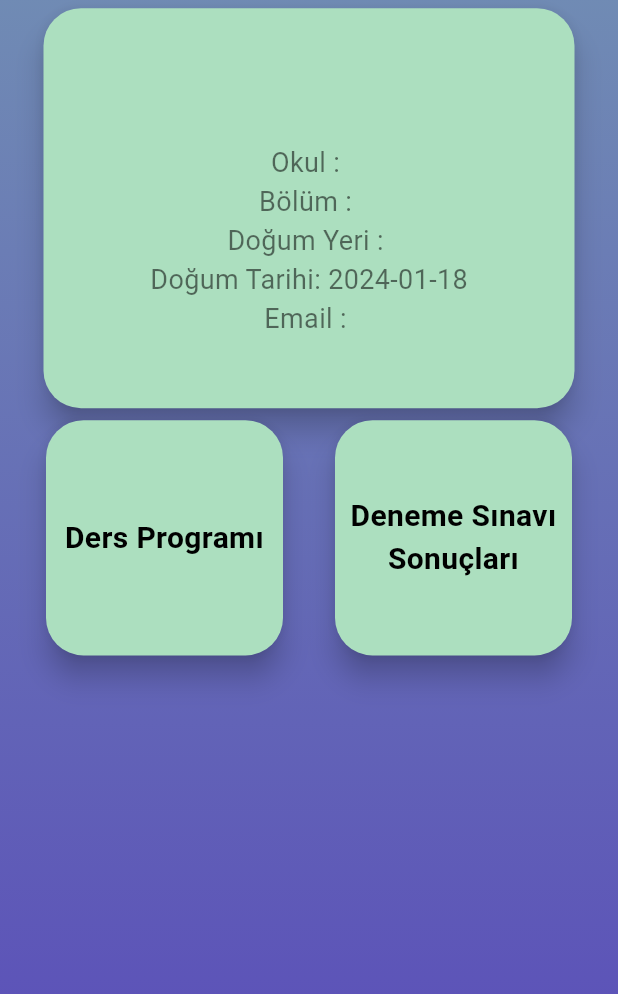
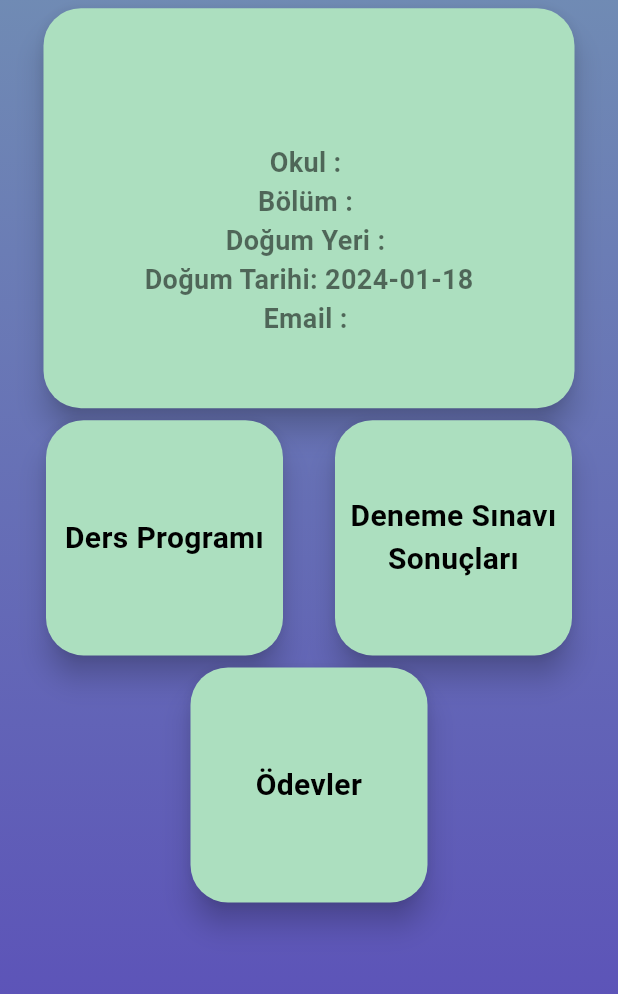
Before and after one commit to melihyumusaker/edige_flutter, a Flutter app: the HomePage screen opened by its route, on a phone screen of 412 x 824 dp, the part 88-1082 px from its top. Run offline on Flutter 3.47's test engine with Material 3 defaults, Android fonts, the phone set to English and light mode, and no system bars; our stand-ins replace awesome_dialog, fl_chart, get, shared_preferences; accounts and stored records are empty.

Commit message:
ödevleri görme sayfasi tamamlandi

```diff
--- a/lib/config/api_config.dart
+++ b/lib/config/api_config.dart
@@ -1,5 +1,5 @@
 class ApiConfig {
-  static const String baseUrl = 'http://192.168.1.43:8080';
+  static const String baseUrl = 'http://192.168.1.36:8080';
   static const String signInEndpoint = '/api/v1/auth/signin';
   static const String getStudentIdByUserId = '/students/getStudentIdByUserId';
   static const String getStudentById = '/students/getStudentById';
@@ -11,4 +11,10 @@ class ApiConfig {
       '/students/setStudentsEnneagramResult';
   static const String getStudentTrialExams =
       '/trial-exams/getStudentTrialExams';
+        static const String getStudentsDoneCourses =
+      '/students-courses/get-students-done-courses';
+        static const String getStudentsNotDoneCourses =
+      '/students-courses/get-students-not-done-courses';
+        static const String getAllStudentsCourses=
+      '/students-courses/get-all-students-courses';
 }
--- a/lib/controllers/StudentController.dart
+++ b/lib/controllers/StudentController.dart
@@ -16,8 +16,10 @@ class StudentController extends GetxController {
   var surname = ''.obs;
   var email = ''.obs;
   var city = ''.obs;
+  final studentsTeacher = ''.obs;
   var birthDate = DateTime.now().obs;
   var isEnneagramTestSolved = 0.obs;
+
 
   // Recommended Teacher Profiles
   final teachersExpertises = <String>[].obs;
@@ -70,6 +72,10 @@ class StudentController extends GetxController {
       enneagramResult.value = responseData['enneagram_result'] ?? '';
       isEnneagramTestSolved.value =
           responseData['is_enneagram_test_solved'] ?? 0;
+      studentsTeacher.value = responseData['teacher']['user']['name'] +
+              " " +
+              responseData['teacher']['user']['surname'] ??
+          '';
 
       final user = responseData['user'];
       if (user != null) {
@@ -81,8 +87,6 @@ class StudentController extends GetxController {
         String birthDateString = user['birth_date'];
         birthDate.value = DateTime.parse(birthDateString);
       }
-
-
     } else {
       print("problem");
     }
--- a/lib/main.dart
+++ b/lib/main.dart
@@ -1,6 +1,7 @@
 import 'package:edige/screens/ChoosingTeacher.dart';
 import 'package:edige/screens/FirstScreen.dart';
 import 'package:edige/screens/HomePage.dart';
+import 'package:edige/screens/Homework/Homeworks.dart';
 import 'package:edige/screens/SplashScreen.dart';
 import 'package:edige/screens/TrailExam/TrialExamDetailPage.dart';
 import 'package:edige/screens/TrailExam/TrialExamPage.dart';
@@ -13,6 +14,7 @@ import 'package:get/get.dart';
 void main() {
   SystemChrome.setSystemUIOverlayStyle(
       const SystemUiOverlayStyle(statusBarColor: Colors.transparent));
+  WidgetsFlutterBinding.ensureInitialized();
   runApp(const MyApp());
 }
 
@@ -41,7 +43,9 @@ class MyApp extends StatelessWidget {
         GetPage(name: '/ChoosingTeachers', page: () => const ChoosingTeacher()),
         GetPage(name: '/HomePage', page: () => const HomePage()),
         GetPage(name: '/TrialExamPage', page: () => const TrialExamPage()),
-                GetPage(name: '/TrialExamDetailPage', page: () =>  TrailExamDetailPage()),
+                GetPage(name: '/Homework', page: () => const Homeworks()),
+        GetPage(
+            name: '/TrialExamDetailPage', page: () => TrailExamDetailPage()),
       ],
     );
   }
--- a/lib/screens/HomePage.dart
+++ b/lib/screens/HomePage.dart
@@ -1,9 +1,9 @@
 // ignore_for_file: no_leading_underscores_for_local_identifiers
 
+import 'package:edige/controllers/CourseController.dart';
 import 'package:edige/controllers/LoginController.dart';
 import 'package:edige/controllers/StudentController.dart';
 import 'package:edige/controllers/TrialExamController.dart';
-import 'package:edige/screens/TrailExam/TrialExamPage.dart';
 import 'package:edige/widgets/MyDrawer.dart';
 import 'package:flutter/material.dart';
 import 'package:get/get.dart';
@@ -15,6 +15,7 @@ class HomePage extends StatelessWidget {
   @override
   Widget build(BuildContext context) {
     Get.put(StudentController());
+    Get.put(CourseController());
 
     final isLoading = RxBool(true);
 
@@ -85,6 +86,34 @@ class HomePage extends StatelessWidget {
                           height: MediaQuery.of(context).size.height * 0.005),
                       UserInfo(formattedDate: formattedDate),
                       const WeeklyProgramAndTrialExamButtons(),
+                      InkWell(
+                        onTap: () async {
+
+                          Get.toNamed("/Homework");
+                        },
+                        child: SizedBox(
+                          width: MediaQuery.of(context).size.width / 2 - 40,
+                          height: MediaQuery.of(context).size.height / 5,
+                          child: Card(
+                            elevation: 8,
+                            shape: RoundedRectangleBorder(
+                              borderRadius: BorderRadius.circular(25.0),
+                            ),
+                            color: const Color.fromARGB(255, 172, 223, 191),
+                            child: const Center(
+                              child: Text(
+                                'Ödevler',
+                                style: TextStyle(
+                                  fontSize: 20.0,
+                                  fontWeight: FontWeight.bold,
+                                  color: Colors.black,
+                                ),
+                                textAlign: TextAlign.center,
+                              ),
+                            ),
+                          ),
+                        ),
+                      )
                     ],
                   );
                 }
@@ -108,7 +137,6 @@ class WeeklyProgramAndTrialExamButtons extends StatelessWidget {
       children: [
         InkWell(
           onTap: () {
-            debugPrint("s");
             Get.toNamed("/WeeklyProgram");
           },
           child: SizedBox(
@@ -137,7 +165,8 @@ class WeeklyProgramAndTrialExamButtons extends StatelessWidget {
         InkWell(
           onTap: () async {
             await Get.find<TrialExamController>().getStudentTrialExams();
-            print(Get.find<TrialExamController>().studentTrialExams[0]["turkce_true"]);
+            print(Get.find<TrialExamController>().studentTrialExams[0]
+                ["turkce_true"]);
             Get.toNamed("/TrialExamPage");
           },
           child: SizedBox(
@@ -203,23 +232,38 @@ class UserInfo extends StatelessWidget {
                 const SizedBox(height: 10),
                 Text(
                   'Okul : ${Get.find<StudentController>().school.value}',
-                  style: const TextStyle(fontSize: 18.0, color: Colors.black54),
+                  style: const TextStyle(
+                      fontSize: 18.0,
+                      color: Colors.black54,
+                      fontWeight: FontWeight.bold),
                 ),
                 Text(
                   'Bölüm : ${Get.find<StudentController>().section.value}',
-                  style: const TextStyle(fontSize: 18.0, color: Colors.black54),
+                  style: const TextStyle(
+                      fontSize: 18.0,
+                      color: Colors.black54,
+                      fontWeight: FontWeight.bold),
                 ),
                 Text(
                   'Doğum Yeri : ${Get.find<StudentController>().city.value}',
-                  style: const TextStyle(fontSize: 18.0, color: Colors.black54),
+                  style: const TextStyle(
+                      fontSize: 18.0,
+                      color: Colors.black54,
+                      fontWeight: FontWeight.bold),
                 ),
                 Text(
                   'Doğum Tarihi: $formattedDate',
-                  style: const TextStyle(fontSize: 18.0, color: Colors.black54),
+                  style: const TextStyle(
+                      fontSize: 18.0,
+                      color: Colors.black54,
+                      fontWeight: FontWeight.bold),
                 ),
                 Text(
                   'Email : ${Get.find<StudentController>().email.value}',
-                  style: const TextStyle(fontSize: 18.0, color: Colors.black54),
+                  style: const TextStyle(
+                      fontSize: 18.0,
+                      color: Colors.black54,
+                      fontWeight: FontWeight.bold),
                 ),
               ],
             ),
--- a/pubspec.yaml
+++ b/pubspec.yaml
@@ -37,6 +37,7 @@ dependencies:
   intl: ^0.19.0
   awesome_dialog: ^3.2.0
   fl_chart: ^0.60.0
+  shared_preferences: ^2.2.2
 
 dev_dependencies:
   flutter_test:
```
Also changed, not shown: lib/controllers/CourseController.dart (added, +111 -0 lines), lib/controllers/LoginController.dart (+25 -2 lines), lib/screens/Homework/Homeworks.dart (added, +131 -0 lines), lib/screens/login.dart (+40 -8 lines), lib/widgets/HomeworkButtonAndCard.dart (added, +100 -0 lines), lib/widgets/MyDrawer.dart (+25 -0 lines), pubspec.lock, 1 other file.
